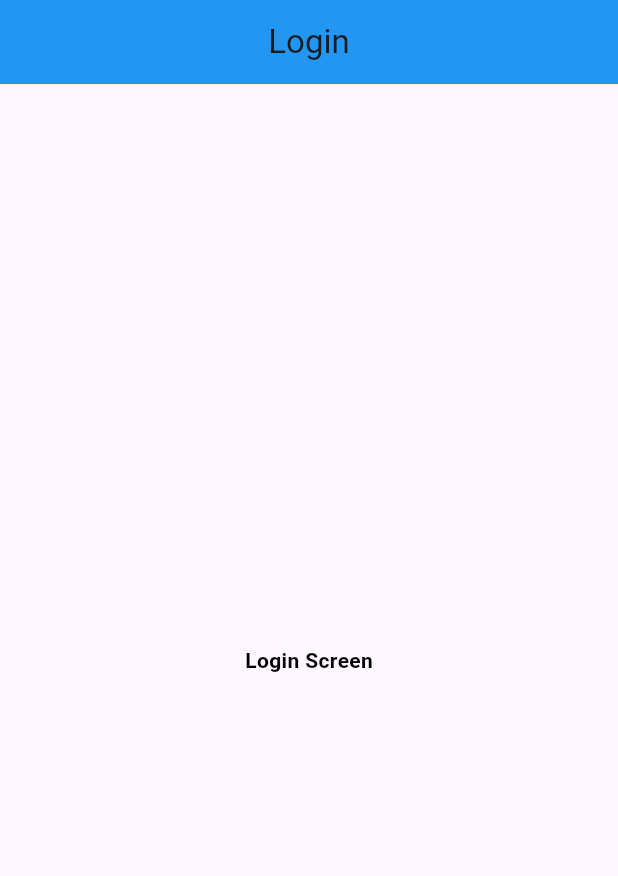
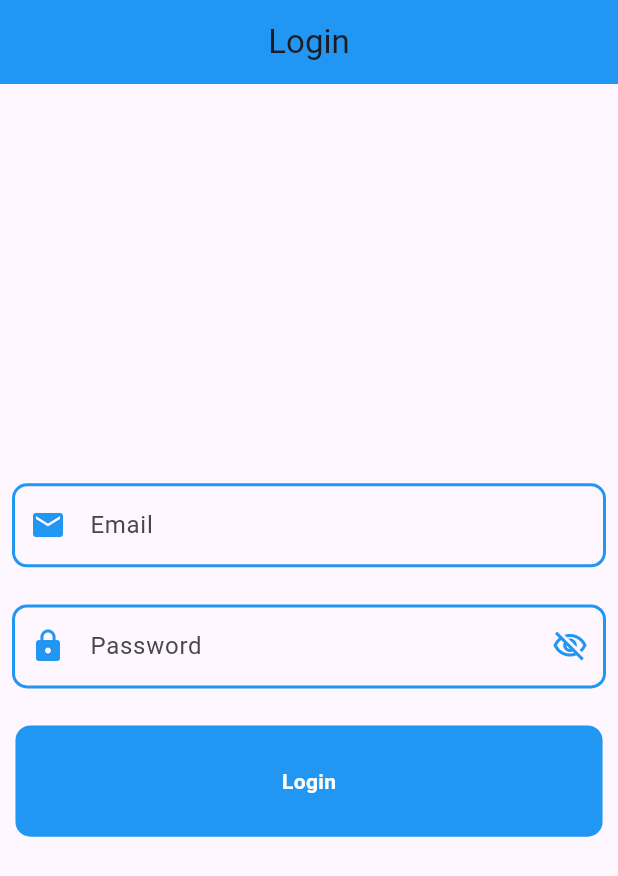
Before and after one commit to Usman-504/mvvm, a Flutter app: the screen it shows after launch, on a phone screen of 412 x 824 dp. Shown: the top 876 px of the screen. Run offline on Flutter 3.47's test engine with Material 3 defaults, Android fonts, the phone set to English and light mode, and no system bars; our stand-ins replace another_flushbar, fluttertoast.

Commit message:
Login Screen

```diff
--- /dev/null
+++ b/lib/res/colors.dart
@@ -0,0 +1,11 @@
+import 'package:flutter/material.dart';
+
+class AppColors {
+  static const blueColor = Colors.blue;
+
+  static const blackColor = Colors.black;
+
+  static const whiteColor = Colors.white;
+
+  static const greyColor = Colors.grey;
+}
--- /dev/null
+++ b/lib/res/components/custom_button.dart
@@ -0,0 +1,39 @@
+import 'package:flutter/material.dart';
+import 'package:mvvm/res/colors.dart';
+
+class CustomButton extends StatelessWidget {
+  final String title;
+  final bool loading;
+  final VoidCallback onPress;
+  const CustomButton(
+      {required this.title,
+      super.key,
+       this.loading = false,
+      required this.onPress});
+
+  @override
+  Widget build(BuildContext context) {
+    final heightX = MediaQuery.of(context).size.height;
+    final widthX = MediaQuery.of(context).size.width;
+    return InkWell(
+      onTap: onPress,
+        child: Container(
+      height: heightX * 0.09,
+      width: widthX * 0.95,
+
+      decoration: BoxDecoration(
+        color: AppColors.blueColor,
+        borderRadius: BorderRadius.circular(10)
+      ),
+      child: Center(
+        child: loading ? const CircularProgressIndicator() : Text(
+          title,
+          style: const TextStyle(
+            color: AppColors.whiteColor,
+            fontWeight: FontWeight.bold,
+          ),
+        ),
+      ),
+    ));
+  }
+}
--- /dev/null
+++ b/lib/res/components/custom_textfield.dart
@@ -0,0 +1,72 @@
+import 'package:flutter/material.dart';
+
+import '../../utils/utils.dart';
+import '../colors.dart';
+
+class CustomTextField extends StatelessWidget {
+  final FocusNode focusNode;
+  final TextEditingController controller;
+  final TextInputType keyboardType;
+  final ValueNotifier<bool> obscurePassword;
+  final bool isPassword;
+  final IconData prefixIcon;
+  final String labelText;
+  final String hintText;
+  final FocusNode current;
+  final FocusNode? next;
+  const CustomTextField({
+    super.key,
+    required this.focusNode,
+    required this.controller,
+    required this.keyboardType,
+    required this.obscurePassword,
+    required this.prefixIcon,
+    this.isPassword = false,
+    required this.labelText,
+    required this.hintText,
+    required this.current,
+    required this.next,
+  });
+
+  @override
+  Widget build(BuildContext context) {
+    return TextFormField(
+      onFieldSubmitted: (value) {
+        Utils.fieldFocusChange(context, current, next);
+      },
+      focusNode: focusNode,
+      controller: controller,
+      keyboardType: keyboardType,
+      obscureText: isPassword ? obscurePassword.value : false,
+      obscuringCharacter: '*',
+      decoration: InputDecoration(
+          labelText: isPassword ? 'Password' : labelText,
+          hintText: isPassword ? 'Enter Password' : hintText,
+          prefixIcon: Icon(
+            prefixIcon,
+            color: AppColors.blueColor,
+          ),
+          suffixIcon: isPassword
+              ? InkWell(
+                  onTap: () {
+                    obscurePassword.value = !obscurePassword.value;
+                  },
+                  child: Icon(
+                    obscurePassword.value
+                        ? Icons.visibility_off_outlined
+                        : Icons.visibility,
+                    color: AppColors.blueColor,
+                  ))
+              : null,
+          hintStyle: const TextStyle(color: AppColors.greyColor),
+          focusedBorder: OutlineInputBorder(
+            borderRadius: BorderRadius.circular(10),
+            borderSide: const BorderSide(width: 2, color: AppColors.blueColor),
+          ),
+          enabledBorder: OutlineInputBorder(
+            borderRadius: BorderRadius.circular(10),
+            borderSide: const BorderSide(width: 2, color: AppColors.blueColor),
+          )),
+    );
+  }
+}
--- a/lib/utils/utils.dart
+++ b/lib/utils/utils.dart
@@ -2,6 +2,7 @@ import 'package:another_flushbar/flushbar.dart';
 import 'package:another_flushbar/flushbar_route.dart';
 import 'package:flutter/material.dart';
 import 'package:fluttertoast/fluttertoast.dart';
+import 'package:mvvm/res/colors.dart';
 
 class Utils {
 
@@ -32,8 +33,13 @@ class Utils {
   static snackBar(String message, BuildContext context){
     return ScaffoldMessenger.of(context).showSnackBar(
         SnackBar(
-            content: Center(child: Text(message)),
-        backgroundColor: Colors.blue,
+            content: Center(child: Text(message, style: const  TextStyle(color: AppColors.whiteColor),), ),
+        backgroundColor: AppColors.blueColor,
         ));
   }
+
+  static void fieldFocusChange(BuildContext context, FocusNode current, FocusNode? next){
+    current.unfocus();
+    FocusScope.of(context).requestFocus(next);
+  }
 }
--- a/lib/view/login_screen.dart
+++ b/lib/view/login_screen.dart
@@ -1,6 +1,10 @@
+import 'package:flutter/foundation.dart';
 import 'package:flutter/material.dart';
-import 'package:mvvm/utils/routes/routes_name.dart';
+import 'package:mvvm/res/colors.dart';
+import 'package:mvvm/res/components/custom_button.dart';
 import 'package:mvvm/utils/utils.dart';
+
+import '../res/components/custom_textfield.dart';
 
 class LoginScreen extends StatefulWidget {
   const LoginScreen({super.key});
@@ -10,29 +14,83 @@ class LoginScreen extends StatefulWidget {
 }
 
 class _LoginScreenState extends State<LoginScreen> {
+  final TextEditingController _emailController = TextEditingController();
+  final TextEditingController _passwordController = TextEditingController();
+
+  FocusNode emailFocusNode = FocusNode();
+  FocusNode passwordFocusNode = FocusNode();
+
+  final ValueNotifier<bool> _obscurePassword = ValueNotifier<bool>(true);
+
+  @override
+  void dispose() {
+    // TODO: implement dispose
+    _emailController.dispose();
+    _passwordController.dispose();
+
+    emailFocusNode.dispose();
+    passwordFocusNode.dispose();
+
+    _obscurePassword.dispose();
+    super.dispose();
+  }
+
   @override
   Widget build(BuildContext context) {
+    final heightX = MediaQuery.of(context).size.height;
     return Scaffold(
       appBar: AppBar(
         centerTitle: true,
-        backgroundColor: Colors.blue,
+        backgroundColor: AppColors.blueColor,
         title: const Text('Login'),
       ),
-      body: Center(
+      body: Padding(
+        padding: const EdgeInsets.all(8.0),
         child: Column(
           mainAxisAlignment: MainAxisAlignment.center,
+          crossAxisAlignment: CrossAxisAlignment.center,
           children: [
-            InkWell(
-              onTap: (){
-                Utils.snackBar('message', context);
-              // Navigator.pushNamed(context, RoutesName.home);
+            CustomTextField(
+              focusNode: emailFocusNode,
+              controller: _emailController,
+              keyboardType: TextInputType.emailAddress,
+              prefixIcon: Icons.email,
+              obscurePassword: _obscurePassword, isPassword: false, current: emailFocusNode, next: passwordFocusNode, labelText: 'Email', hintText: 'Enter Email',
+            ),
+            SizedBox(
+              height: heightX * 0.03,
+            ),
+            ValueListenableBuilder(
+              valueListenable: _obscurePassword,
+              builder: (context, value, child) {
+                return CustomTextField(
+                  focusNode: passwordFocusNode,
+                  controller: _passwordController,
+                  keyboardType: TextInputType.text,
+                  prefixIcon: Icons.lock,
+                  obscurePassword: _obscurePassword, isPassword: true, current: passwordFocusNode, next: null, labelText: '', hintText: '',
+                );
               },
-              child: const Text(
-                'Login Screen',
-                style:
-                    TextStyle(color: Colors.black, fontWeight: FontWeight.bold),
-              ),
             ),
+            SizedBox(
+              height: heightX * 0.03,
+            ),
+            CustomButton(title: 'Login', onPress: (){
+              if(_emailController.text.isEmpty){
+                Utils.snackBar('Please Enter Email', context);
+              }
+              else if(_passwordController.text.isEmpty){
+                Utils.snackBar('Please Enter Password', context);
+              }
+              else if(_passwordController.text.length <6){
+                Utils.snackBar('Please Enter 6 Digit Password', context);
+              }
+              else{
+                if (kDebugMode) {
+                  print('Api Hit');
+                }
+              }
+            }),
           ],
         ),
       ),
```
